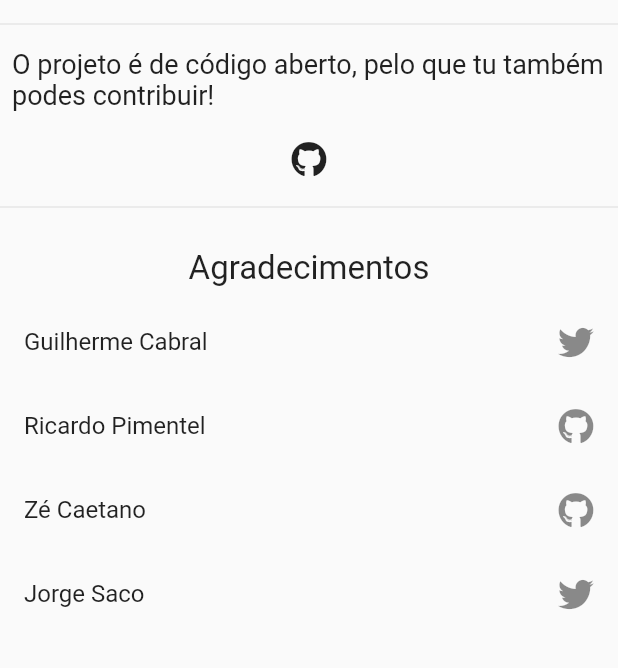
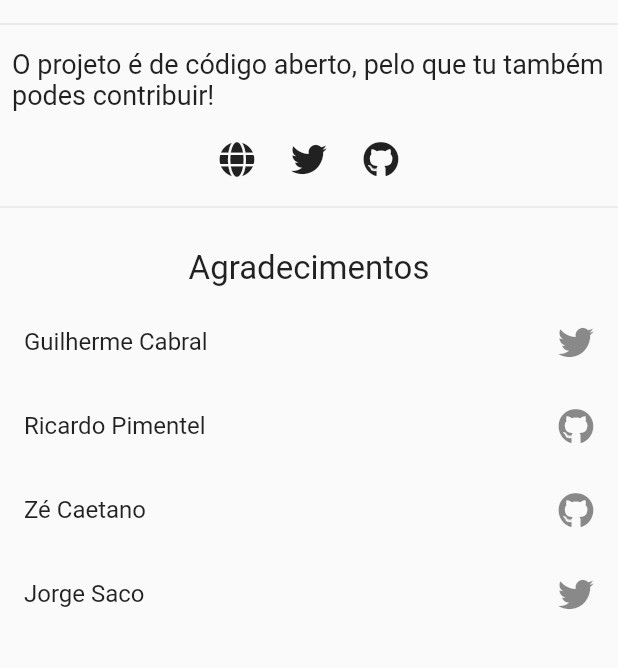
Before and after one commit to FogosPT/suprimidosmobile, a Flutter app: the About screen opened by its route, on a phone screen of 412 x 824 dp, the part 504-1172 px from its top. Run offline on Flutter 3.47's test engine with Material 2 defaults, Android fonts, the phone set to English and light mode, and no system bars; our stand-ins replace firebase_messaging, font_awesome_flutter, shared_preferences, timeago; accounts and stored records are empty; network calls fail.

Commit message:
more stuff on about page

```diff
--- a/lib/pages/about.dart
+++ b/lib/pages/about.dart
@@ -5,6 +5,8 @@ import 'package:font_awesome_flutter/font_awesome_flutter.dart';
 class About extends StatelessWidget {
   final Map people = {
     'project': 'https://github.com/fogospt/suprimidosmobile',
+    'projectTwitter': 'https://twitter.com/SuprimidosPT',
+    'projectSite': 'https://suprimidos.pt',
     'guilherme': 'https://twitter.com/theoneguilherme',
     'jorge': 'https://twitter.com/jandresaco',
     'ricardo': 'https://github.com/ricardojrgpimentel',
@@ -76,11 +78,28 @@ class About extends StatelessWidget {
               ),
             ),
           ),
-          IconButton(
-            icon: Icon(FontAwesomeIcons.github),
-            onPressed: () {
-              _openLink('project');
-            },
+          Row(
+            mainAxisAlignment: MainAxisAlignment.center,
+            children: <Widget>[
+              IconButton(
+                icon: Icon(FontAwesomeIcons.globe),
+                onPressed: () {
+                  _openLink('projectSite');
+                },
+              ),
+              IconButton(
+                icon: Icon(FontAwesomeIcons.twitter),
+                onPressed: () {
+                  _openLink('projectTwitter');
+                },
+              ),
+              IconButton(
+                icon: Icon(FontAwesomeIcons.github),
+                onPressed: () {
+                  _openLink('project');
+                },
+              ),
+            ],
           ),
           Divider(),
           Padding(
```
